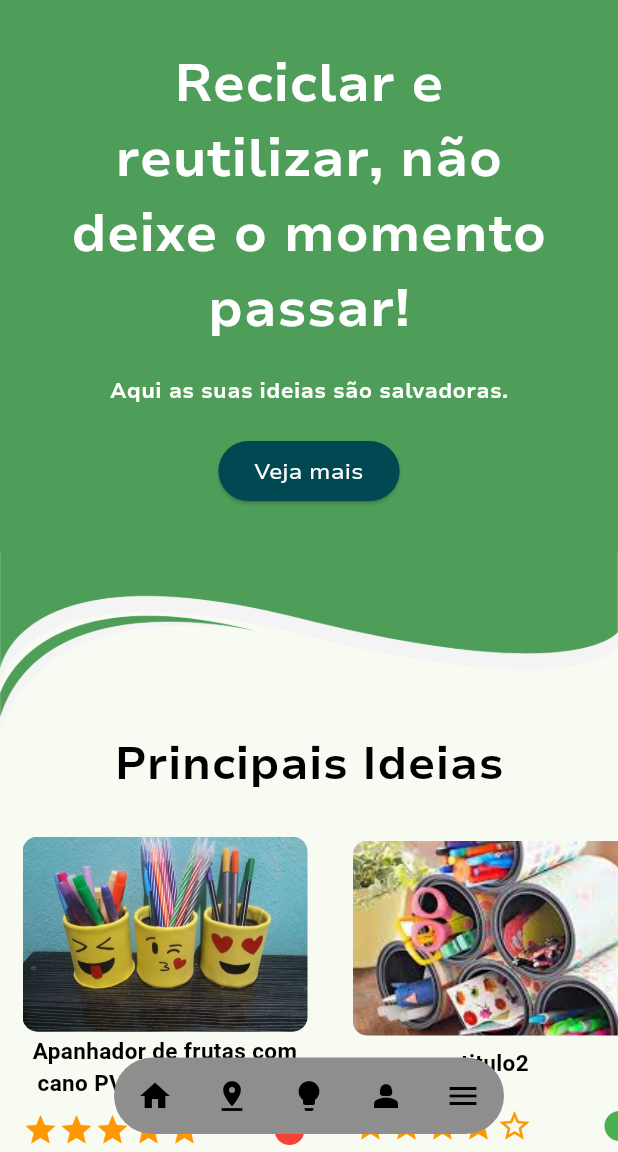
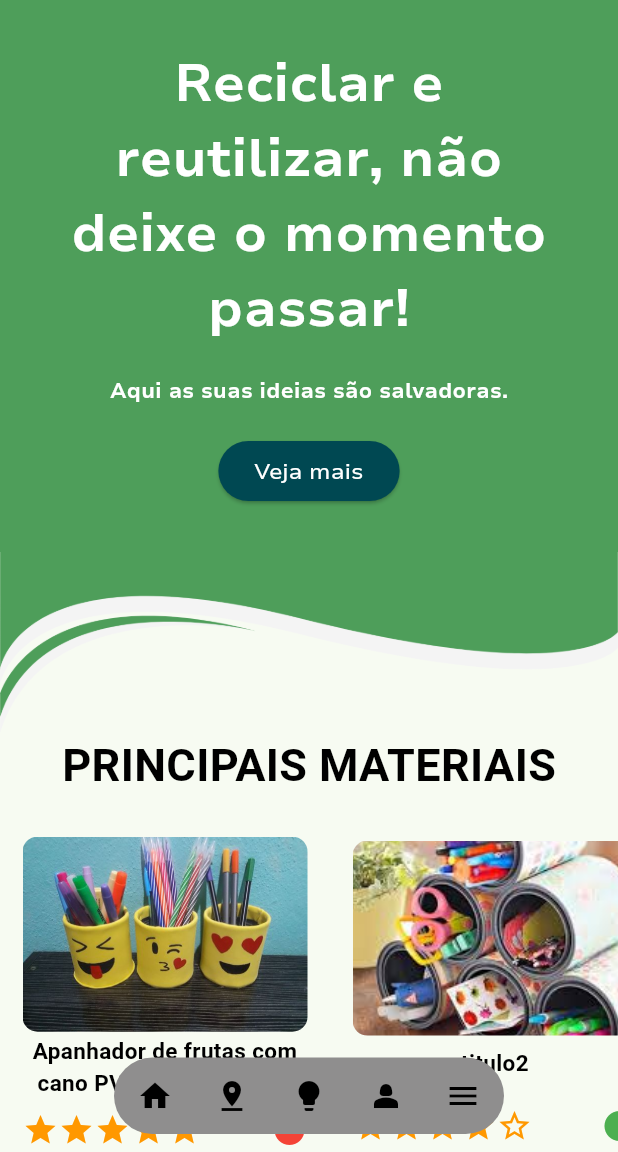
Before and after one commit to BeatrizAcardia/flutter_application_ecoment_inicial, a Flutter app: the Tabbar screen opened directly, after a tap on the "home" icon, on a phone screen of 412 x 824 dp, the part 84-1236 px from its top. Run offline on Flutter 3.47's test engine with Material 3 defaults, Android fonts, the light colour scheme and no system bars; our stand-ins replace carousel_slider, email_validator; missing offline and left inert: br_validators; Roboto replaces fonts that are missing (Circe).

Commit message:
só falta as fontes

```diff
--- a/lib/views/inicial.dart
+++ b/lib/views/inicial.dart
@@ -42,19 +42,19 @@ class _MyinicialState extends State<Myinicial> {
   GlobalKey<ScaffoldState> _scaffoldKey = GlobalKey();
 
   final metal = SizedBox(
-        height: 100, width: 100, child: Image.asset('assets/imgs/metal.png'));
+        height: 82, width: 82, child: Image.asset('assets/imgs/metal.png'));
     final organico = SizedBox(
-        height: 100,
-        width: 100,
+        height: 82,
+        width: 82,
         child: Image.asset('assets/imgs/organico.png'));
     final papel = SizedBox(
-        height: 100, width: 100, child: Image.asset('assets/imgs/papel.png'));
+        height: 82, width: 82, child: Image.asset('assets/imgs/papel.png'));
     final plastico = SizedBox(
-        height: 100,
-        width: 100,
+        height: 82,
+        width: 82,
         child: Image.asset('assets/imgs/plastico.png'));
     final vidro = SizedBox(
-        height: 100, width: 100, child: Image.asset('assets/imgs/vidro.png'));
+        height: 82, width: 82, child: Image.asset('assets/imgs/vidro.png'));
 
 
   Widget build(BuildContext context) {
@@ -121,9 +121,9 @@ class _MyinicialState extends State<Myinicial> {
           onda,
 
           Text(
-            "Principais Ideias",
+            "PRINCIPAIS MATERIAIS",
             style: TextStyle(
-                fontFamily: 'Nunito',
+                fontFamily: 'Circe',
                 fontSize: 30,
                 color: Colors.black,
                 fontWeight: FontWeight.bold),
@@ -151,12 +151,15 @@ class _MyinicialState extends State<Myinicial> {
                 Text(
                   "PRINCIPAIS MATERIAIS",
                   style: TextStyle(
-                      fontFamily: 'Nunito',
+                      fontFamily: 'Circe',
                       fontSize: 30,
                       color: Colors.black,
                       fontWeight: FontWeight.bold),
                 ),
                 SizedBox(height: 30),
+                Padding(
+                  padding:EdgeInsets.fromLTRB(0,0,0,0),
+                  child:
                 Row(
                   mainAxisAlignment: MainAxisAlignment.center,
                   children: [
@@ -226,9 +229,8 @@ class _MyinicialState extends State<Myinicial> {
                       },
                       ),
                     )
-
                   ],
-                )
+                ))
               ],
             ),
           )
--- a/lib/views/materiais.dart
+++ b/lib/views/materiais.dart
@@ -294,13 +294,13 @@ class _TabbarState extends State<Tabbar> with SingleTickerProviderStateMixin {
                                         bottom: BorderSide(color: Colors.grey)),
                                     columnWidths: {
                                       0: FixedColumnWidth(
-                                          70.0), // Definindo a largura da primeira coluna
+                                          69.0), // Definindo a largura da primeira coluna
                                       1: FixedColumnWidth(
-                                          70.0), // Definindo a largura da segunda coluna
+                                          50.0), // Definindo a largura da segunda coluna
                                       2: FixedColumnWidth(
                                           110.0), // Definindo a largura da terceira coluna
                                       3: FixedColumnWidth(
-                                          180.0), // Definindo a largura da quarta coluna
+                                          150.0), // Definindo a largura da quarta coluna
                                     },
                                     defaultVerticalAlignment:
                                         TableCellVerticalAlignment.middle,
@@ -425,7 +425,13 @@ class _TabbarState extends State<Tabbar> with SingleTickerProviderStateMixin {
               ),
               SizedBox(height: 10,),
               Table(
-          border: TableBorder.all(color: Colors.black),
+          border: TableBorder(
+            horizontalInside: BorderSide(
+              color: Colors.grey),
+            top: BorderSide(color: Colors.grey),
+            bottom: BorderSide(color: Colors.grey)
+          ),
+
           defaultVerticalAlignment: TableCellVerticalAlignment.middle,
           children: [
             TableRow(
@@ -478,7 +484,12 @@ class _TabbarState extends State<Tabbar> with SingleTickerProviderStateMixin {
               ),
               SizedBox(height: 10,),
               Table(
-          border: TableBorder.all(color: Colors.black),
+          border: TableBorder(
+               horizontalInside: BorderSide(
+              color: Colors.grey),
+            top: BorderSide(color: Colors.grey),
+            bottom: BorderSide(color: Colors.grey)
+          ),
           defaultVerticalAlignment: TableCellVerticalAlignment.middle,
           children: [
             TableRow(
@@ -498,9 +509,9 @@ class _TabbarState extends State<Tabbar> with SingleTickerProviderStateMixin {
             TableRow(
               children: [
                 TableCell(child: Padding(padding: EdgeInsets.all(8.0),
-                child: Text("Além de suas propriedades elétricas e térmicas, o cobre é valorizado por sua resistência à corrosão e sua capacidade de ser moldado em diversas formas.", textAlign: TextAlign.justify, style: TextStyle(),),
+                child: Text("Além de suas propriedades elétricas e térmicas, o cobre é valorizado por sua resistência à corrosão e sua capacidade de ser moldado em diversas formas.", textAlign: TextAlign.center, style: TextStyle(),),
                 )),
-                TableCell(child: Padding( padding: EdgeInsets.all(8.0), child: Text("Embora alguns metais pesados sejam essenciais para processos biológicos em pequenas quantidades, a exposição excessiva a esses metais pode ser tóxica para os seres humanos e o meio ambiente, causando uma série de problemas de saúde, incluindo danos ao sistema nervoso, problemas renais e câncer.", textAlign: TextAlign.justify,))),
+                TableCell(child: Padding( padding: EdgeInsets.all(8.0), child: Text("Embora alguns metais pesados sejam essenciais para processos biológicos em pequenas quantidades, a exposição excessiva a esses metais pode ser tóxica para os seres humanos e o meio ambiente, causando uma série de problemas de saúde, incluindo danos ao sistema nervoso, problemas renais e câncer.", textAlign: TextAlign.center,))),
               ]
             ),
             TableRow(
@@ -551,48 +562,12 @@ class _TabbarState extends State<Tabbar> with SingleTickerProviderStateMixin {
                               fontWeight: FontWeight.bold,
                             ),
                           ),
-                          SizedBox(height: 20),
-                          Row(
-                            children: [
-                              Center(
-                                child: Padding(
-                                  padding: const EdgeInsets.all(
-                                      8.0), // Adiciona o padding desejado
-                                  child: ValueListenableBuilder(
-                                    valueListenable: dropValue,
-                                    builder: (BuildContext context,
-                                        String value, _) {
-                                      return Row(
-                                        children: [
-                                          Icon(Icons.filter_alt,
-                                              color: widget
-                                                  .cor), // Ícone desejado ao lado do hintText
-                                          SizedBox(
-                                              width:
-                                                  8), // Espaçamento entre o ícone e o DropdownButton
-                                          DropdownButton(
-                                              hint: Text("Ordenar"),
-                                              value: (value.isEmpty)
-                                                  ? null
-                                                  : value,
-                                              onChanged: (escolha) => dropValue
-                                                  .value = escolha.toString(),
-                                              items: opcoes
-                                                  .map(
-                                                    (op) => DropdownMenuItem(
-                                                      value: op,
-                                                      child: Text(op),
-                                                    ),
-                                                  )
-                                                  .toList()),
-                                        ],
-                                      );
-                                    },
-                                  ),
-                                ),
-                              ),
-                              SizedBox(width: 100),
-                              SizedBox(
+                          SizedBox(height: 30),
+                             Center(
+  child: Column(
+    mainAxisAlignment: MainAxisAlignment.center,
+    children: [// Adiciona o padding desejado
+                                      SizedBox(
                                 width: 200,
                                 height: 40, // Defina a largura desejada
                                 child: TextField(
@@ -625,10 +600,40 @@ class _TabbarState extends State<Tabbar> with SingleTickerProviderStateMixin {
                                     });
                                   },
                                 ),
-                              )
-                            ],
-                          ),
-                          SizedBox(height: 20),
+                              ),
+                              SizedBox(height: 20),
+      Padding(
+        padding: const EdgeInsets.all(8.0), // Adiciona o padding desejado
+        child: ValueListenableBuilder(
+          valueListenable: dropValue,
+          builder: (BuildContext context, String value, _) {
+            return Row(
+              mainAxisAlignment: MainAxisAlignment.center, // Centraliza o conteúdo horizontalmente
+              children: [
+                Icon(Icons.filter_alt, color: widget.cor), // Ícone desejado ao lado do hintText
+                SizedBox(width: 8), // Espaçamento entre o ícone e o DropdownButton
+                DropdownButton(
+                  hint: Text("Ordenar"),
+                  value: (value.isEmpty) ? null : value,
+                  onChanged: (escolha) => dropValue.value = escolha.toString(),
+                  items: opcoes.map(
+                    (op) => DropdownMenuItem(
+                      value: op,
+                      child: Text(op),
+                    ),
+                  ).toList(),
+                ),
+              ],
+            );
+          },
+        ),
+      ),
+    ],
+  ),
+),
+
+
+                          SizedBox(height: 30),
                           listaIdeias.isNotEmpty
                               ? Container(
                                   child: GridView.builder(
```
Also changed, not shown: pubspec.lock.
